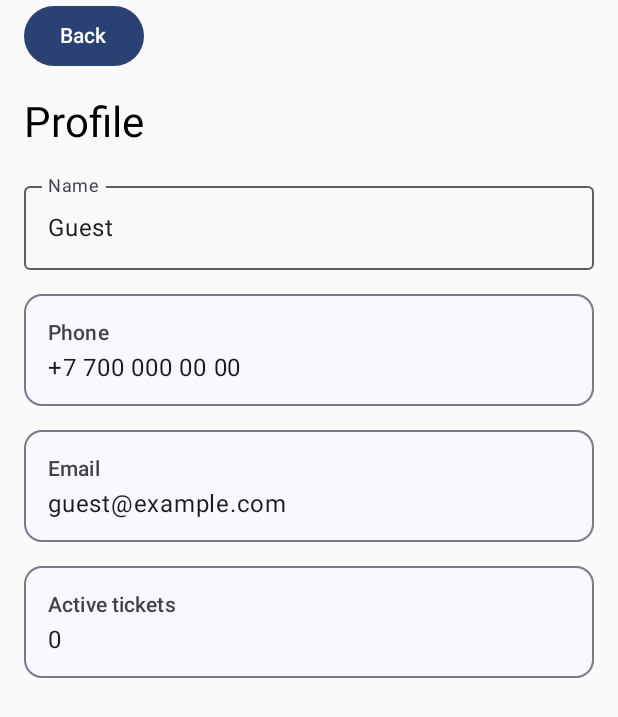
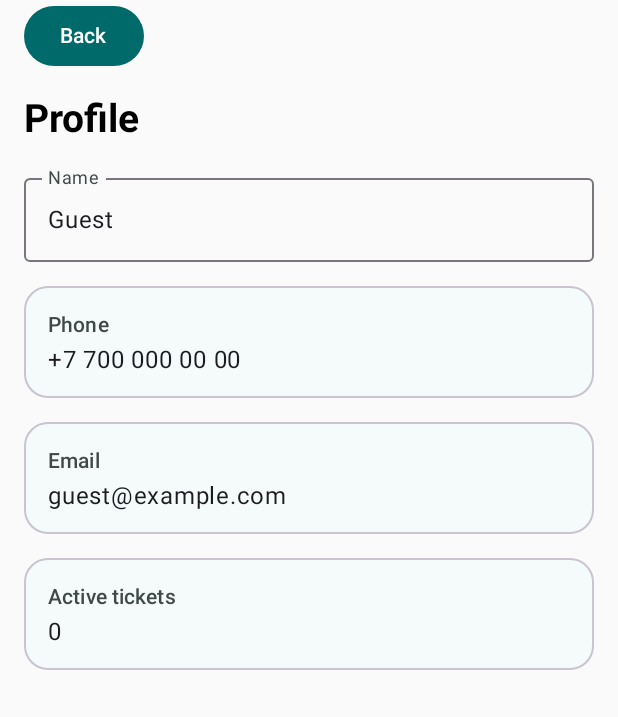
Before and after one commit to Shyngysd/mobileprogramming, an Android app built with Jetpack Compose: the screen it shows after launch (MainActivity), after a tap on "Profile", on a phone screen of 412 x 824 dp. Shown: the top 717 px of the screen. Run offline under Robolectric (Android 15) with nearby library versions, the phone set to English and light mode, and no system bars.

Commit message:
Add app theme and shared UI components

```diff
--- a/app/src/main/java/com/example/mobileprogramming/ui/theme/Color.kt
+++ b/app/src/main/java/com/example/mobileprogramming/ui/theme/Color.kt
@@ -2,10 +2,26 @@ package com.example.mobileprogramming.ui.theme
 
 import androidx.compose.ui.graphics.Color
 
-val Purple80 = Color(0xFFD0BCFF)
-val PurpleGrey80 = Color(0xFFCCC2DC)
-val Pink80 = Color(0xFFEFB8C8)
+val Teal40 = Color(0xFF006A6A)
+val Teal90 = Color(0xFF9CF1F0)
+val Teal10 = Color(0xFF002020)
+val SlateTeal40 = Color(0xFF4A6363)
+val SlateTeal90 = Color(0xFFCCE8E7)
+val SlateTeal10 = Color(0xFF051F1F)
+val Orange40 = Color(0xFF8B5000)
+val Orange90 = Color(0xFFFFDCBE)
+val Orange10 = Color(0xFF2C1600)
+val LightBackground = Color(0xFFF4FBFA)
+val LightSurfaceVariant = Color(0xFFDAE5E4)
+val LightOnSurfaceVariant = Color(0xFF3F4948)
 
-val Purple40 = Color(0xFF6650a4)
-val PurpleGrey40 = Color(0xFF625b71)
-val Pink40 = Color(0xFF7D5260)
+val Teal80 = Color(0xFF80D5D4)
+val Teal20 = Color(0xFF003737)
+val Teal30 = Color(0xFF004F4F)
+val SlateTeal80 = Color(0xFFB0CCCB)
+val SlateTeal30 = Color(0xFF324B4B)
+val Orange80 = Color(0xFFFFB871)
+val Orange30 = Color(0xFF6A3C00)
+val DarkBackground = Color(0xFF0E1514)
+val DarkSurfaceVariant = Color(0xFF3F4948)
+val DarkOnSurfaceVariant = Color(0xFFBEC9C8)
--- a/app/src/main/java/com/example/mobileprogramming/ui/theme/Theme.kt
+++ b/app/src/main/java/com/example/mobileprogramming/ui/theme/Theme.kt
@@ -1,43 +1,65 @@
 package com.example.mobileprogramming.ui.theme
 
-import android.app.Activity
 import android.os.Build
 import androidx.compose.foundation.isSystemInDarkTheme
+import androidx.compose.foundation.shape.RoundedCornerShape
 import androidx.compose.material3.MaterialTheme
+import androidx.compose.material3.Shapes
 import androidx.compose.material3.darkColorScheme
 import androidx.compose.material3.dynamicDarkColorScheme
 import androidx.compose.material3.dynamicLightColorScheme
 import androidx.compose.material3.lightColorScheme
 import androidx.compose.runtime.Composable
+import androidx.compose.ui.graphics.Color
 import androidx.compose.ui.platform.LocalContext
+import androidx.compose.ui.unit.dp
+
+private val LightColorScheme = lightColorScheme(
+    primary = Teal40,
+    onPrimary = Color.White,
+    primaryContainer = Teal90,
+    onPrimaryContainer = Teal10,
+    secondary = SlateTeal40,
+    onSecondary = Color.White,
+    secondaryContainer = SlateTeal90,
+    onSecondaryContainer = SlateTeal10,
+    tertiary = Orange40,
+    onTertiary = Color.White,
+    tertiaryContainer = Orange90,
+    onTertiaryContainer = Orange10,
+    background = LightBackground,
+    surface = LightBackground,
+    surfaceVariant = LightSurfaceVariant,
+    onSurfaceVariant = LightOnSurfaceVariant
+)
 
 private val DarkColorScheme = darkColorScheme(
-    primary = Purple80,
-    secondary = PurpleGrey80,
-    tertiary = Pink80
+    primary = Teal80,
+    onPrimary = Teal20,
+    primaryContainer = Teal30,
+    onPrimaryContainer = Teal90,
+    secondary = SlateTeal80,
+    secondaryContainer = SlateTeal30,
+    onSecondaryContainer = SlateTeal90,
+    tertiary = Orange80,
+    tertiaryContainer = Orange30,
+    onTertiaryContainer = Orange90,
+    background = DarkBackground,
+    surface = DarkBackground,
+    surfaceVariant = DarkSurfaceVariant,
+    onSurfaceVariant = DarkOnSurfaceVariant
 )
 
-private val LightColorScheme = lightColorScheme(
-    primary = Purple40,
-    secondary = PurpleGrey40,
-    tertiary = Pink40
-
-    /* Other default colors to override
-    background = Color(0xFFFFFBFE),
-    surface = Color(0xFFFFFBFE),
-    onPrimary = Color.White,
-    onSecondary = Color.White,
-    onTertiary = Color.White,
-    onBackground = Color(0xFF1C1B1F),
-    onSurface = Color(0xFF1C1B1F),
-    */
+private val QueueShapes = Shapes(
+    small = RoundedCornerShape(8.dp),
+    medium = RoundedCornerShape(16.dp),
+    large = RoundedCornerShape(24.dp)
 )
 
 @Composable
 fun MobileprogrammingTheme(
     darkTheme: Boolean = isSystemInDarkTheme(),
-    // Dynamic color is available on Android 12+
-    dynamicColor: Boolean = true,
+    dynamicColor: Boolean = false,
     content: @Composable () -> Unit
 ) {
     val colorScheme = when {
@@ -53,6 +75,7 @@ fun MobileprogrammingTheme(
     MaterialTheme(
         colorScheme = colorScheme,
         typography = Typography,
+        shapes = QueueShapes,
         content = content
     )
 }
--- a/app/src/main/java/com/example/mobileprogramming/ui/theme/Type.kt
+++ b/app/src/main/java/com/example/mobileprogramming/ui/theme/Type.kt
@@ -6,8 +6,38 @@ import androidx.compose.ui.text.font.FontFamily
 import androidx.compose.ui.text.font.FontWeight
 import androidx.compose.ui.unit.sp
 
-// Set of Material typography styles to start with
 val Typography = Typography(
+    displaySmall = TextStyle(
+        fontFamily = FontFamily.Default,
+        fontWeight = FontWeight.Bold,
+        fontSize = 40.sp,
+        lineHeight = 48.sp
+    ),
+    headlineMedium = TextStyle(
+        fontFamily = FontFamily.Default,
+        fontWeight = FontWeight.Bold,
+        fontSize = 26.sp,
+        lineHeight = 34.sp
+    ),
+    headlineSmall = TextStyle(
+        fontFamily = FontFamily.Default,
+        fontWeight = FontWeight.Bold,
+        fontSize = 22.sp,
+        lineHeight = 30.sp
+    ),
+    titleLarge = TextStyle(
+        fontFamily = FontFamily.Default,
+        fontWeight = FontWeight.SemiBold,
+        fontSize = 20.sp,
+        lineHeight = 28.sp
+    ),
+    titleMedium = TextStyle(
+        fontFamily = FontFamily.Default,
+        fontWeight = FontWeight.SemiBold,
+        fontSize = 16.sp,
+        lineHeight = 24.sp,
+        letterSpacing = 0.15.sp
+    ),
     bodyLarge = TextStyle(
         fontFamily = FontFamily.Default,
         fontWeight = FontWeight.Normal,
@@ -15,20 +45,4 @@ val Typography = Typography(
         lineHeight = 24.sp,
         letterSpacing = 0.5.sp
     )
-    /* Other default text styles to override
-    titleLarge = TextStyle(
-        fontFamily = FontFamily.Default,
-        fontWeight = FontWeight.Normal,
-        fontSize = 22.sp,
-        lineHeight = 28.sp,
-        letterSpacing = 0.sp
-    ),
-    labelSmall = TextStyle(
-        fontFamily = FontFamily.Default,
-        fontWeight = FontWeight.Medium,
-        fontSize = 11.sp,
-        lineHeight = 16.sp,
-        letterSpacing = 0.5.sp
-    )
-    */
 )
```
Also changed, not shown: app/src/main/java/com/example/mobileprogramming/ui/components/QueueComponents.kt (added, +203 -0 lines).
